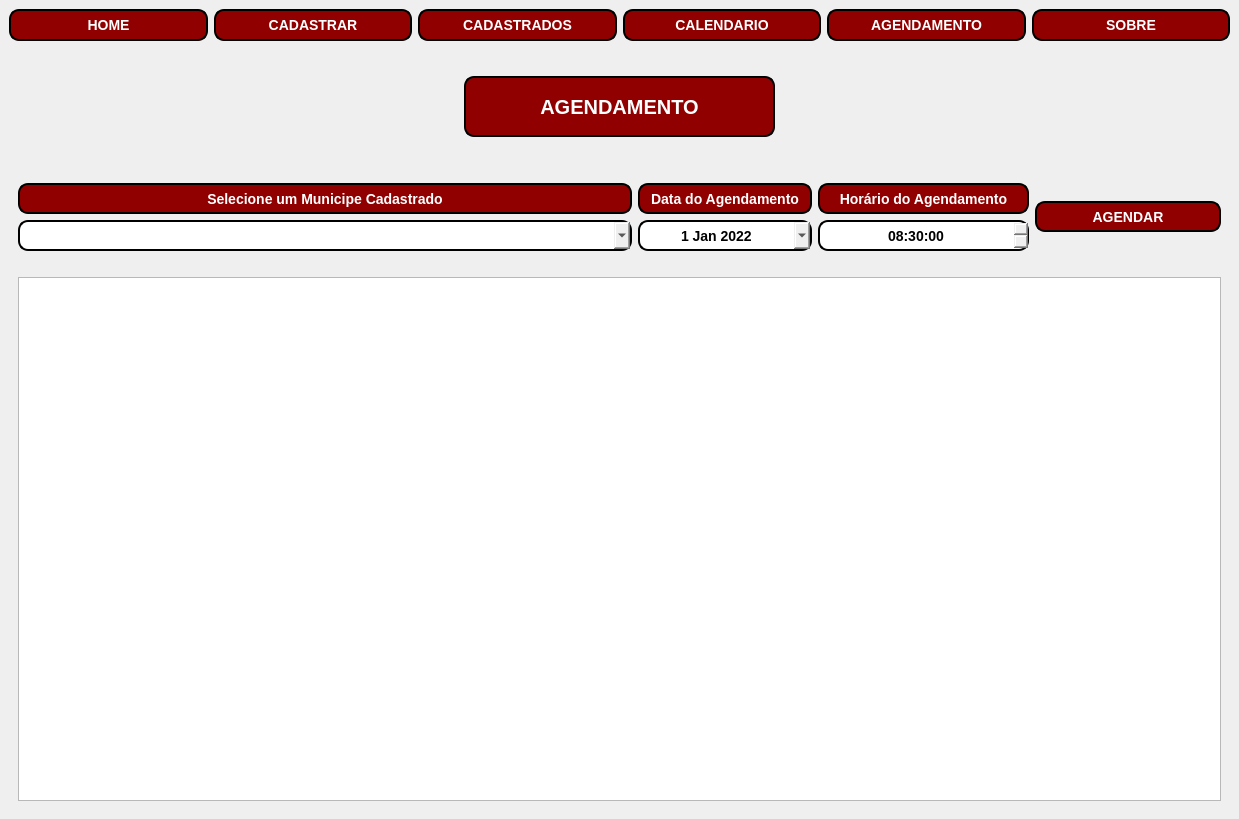
The window that MainWindow.ui (DouglasAVSantos/agendamentos) describes before a commit, drawn with Qt 5.
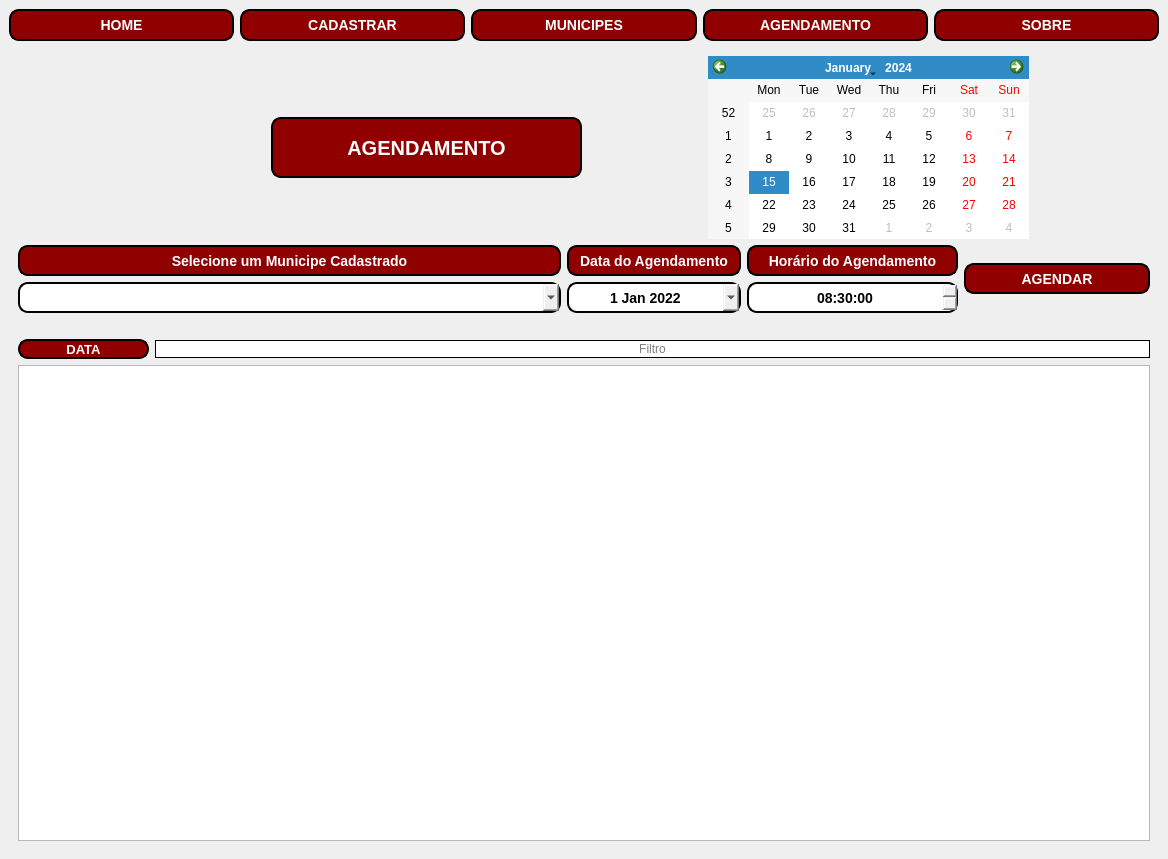
The same window after the commit. The open tabs and pages were chosen to show the change. Icons and pictures are not drawn.

```diff
--- a/MainWindow.ui
+++ b/MainWindow.ui
@@ -6,8 +6,8 @@
    <rect>
     <x>0</x>
     <y>0</y>
-    <width>1239</width>
-    <height>819</height>
+    <width>1168</width>
+    <height>859</height>
    </rect>
   </property>
   <property name="windowTitle">
@@ -18,7 +18,7 @@
     <normaloff>logo.png</normaloff>logo.png</iconset>
   </property>
   <widget class="QWidget" name="centralwidget">
-   <layout class="QHBoxLayout" name="horizontalLayout_27">
+   <layout class="QVBoxLayout" name="verticalLayout_13">
     <item>
      <layout class="QVBoxLayout" name="verticalLayout">
       <item>
@@ -139,47 +139,7 @@
 }</string>
           </property>
           <property name="text">
-           <string>CADASTRADOS</string>
-          </property>
-         </widget>
-        </item>
-        <item>
-         <widget class="QPushButton" name="btn_calendario">
-          <property name="minimumSize">
-           <size>
-            <width>186</width>
-            <height>0</height>
-           </size>
-          </property>
-          <property name="cursor">
-           <cursorShape>PointingHandCursor</cursorShape>
-          </property>
-          <property name="styleSheet">
-           <string notr="true">QPushButton {
-	color: rgb(255, 255, 255);
-    
-	background-color: rgb(144, 0, 0);
-    border-style: outset;
-    border-width: 2px;
-    border-radius: 10px;
-    border-color: black;
-    font: bold 14px;
-    min-width: 10em;
-    padding: 6px;
-}
-
-QPushButton:hover {
-	background-color: rgb(238, 238, 0);
-    border-style: inset;
-	color: rgb(0, 0, 0);
-}
-QPushButton:pressed {
-    background-color: red;
-    border-style: inset;
-}</string>
-          </property>
-          <property name="text">
-           <string>CALENDARIO</string>
+           <string>MUNICIPES</string>
           </property>
          </widget>
         </item>
@@ -747,20 +707,17 @@
          </layout>
         </widget>
         <widget class="QWidget" name="page_agendamento">
-         <layout class="QVBoxLayout" name="verticalLayout_18">
-          <item>
-           <layout class="QVBoxLayout" name="verticalLayout_13">
-            <item>
-             <widget class="QLabel" name="label_46">
-              <property name="text">
-               <string/>
-              </property>
-             </widget>
-            </item>
+         <layout class="QVBoxLayout" name="verticalLayout_6">
             <item>
              <layout class="QHBoxLayout" name="horizontalLayout_19">
               <item>
                <widget class="QLabel" name="label_45">
+              <property name="sizePolicy">
+               <sizepolicy hsizetype="Fixed" vsizetype="Fixed">
+                <horstretch>0</horstretch>
+                <verstretch>0</verstretch>
+               </sizepolicy>
+              </property>
                 <property name="text">
                  <string/>
                 </property>
@@ -808,34 +765,25 @@
                </widget>
               </item>
               <item>
-               <widget class="QLabel" name="label_48">
-                <property name="text">
-                 <string/>
-                </property>
-               </widget>
-              </item>
-             </layout>
-            </item>
-            <item>
-             <widget class="QLabel" name="label_47">
-              <property name="text">
-               <string/>
+             <widget class="QCalendarWidget" name="calendarWidget_2">
+              <property name="minimumSize">
+               <size>
+                <width>321</width>
+                <height>183</height>
+               </size>
+              </property>
+              <property name="maximumSize">
+               <size>
+                <width>321</width>
+                <height>183</height>
+               </size>
               </property>
              </widget>
             </item>
            </layout>
           </item>
           <item>
-           <layout class="QVBoxLayout" name="verticalLayout_17">
-            <item>
-             <widget class="QLabel" name="label_50">
-              <property name="text">
-               <string/>
-              </property>
-             </widget>
-            </item>
-            <item>
-             <layout class="QHBoxLayout" name="horizontalLayout_14">
+           <layout class="QHBoxLayout" name="horizontalLayout_27">
               <item>
                <layout class="QVBoxLayout" name="verticalLayout_8">
                 <item>
@@ -1123,9 +1071,88 @@
              </layout>
             </item>
             <item>
-             <widget class="QLabel" name="label_49">
+           <widget class="QLabel" name="label_50">
+            <property name="sizePolicy">
+             <sizepolicy hsizetype="Preferred" vsizetype="Preferred">
+              <horstretch>0</horstretch>
+              <verstretch>0</verstretch>
+             </sizepolicy>
+            </property>
               <property name="text">
                <string/>
+            </property>
+           </widget>
+          </item>
+          <item>
+           <layout class="QHBoxLayout" name="horizontalLayout_14">
+            <item>
+             <widget class="QLabel" name="label_72">
+              <property name="minimumSize">
+               <size>
+                <width>131</width>
+                <height>20</height>
+               </size>
+              </property>
+              <property name="maximumSize">
+               <size>
+                <width>131</width>
+                <height>20</height>
+               </size>
+              </property>
+              <property name="font">
+               <font>
+                <pointsize>10</pointsize>
+                <weight>75</weight>
+                <italic>false</italic>
+                <bold>true</bold>
+               </font>
+              </property>
+              <property name="styleSheet">
+               <string notr="true">QLabel {
+	color: rgb(255, 255, 255);
+    
+	background-color: rgb(144, 0, 0);
+    border-style: outset;
+    border-width: 2px;
+    border-radius: 10px;
+    border-color: black;
+}</string>
+              </property>
+              <property name="text">
+               <string>DATA</string>
+              </property>
+              <property name="alignment">
+               <set>Qt::AlignCenter</set>
+              </property>
+             </widget>
+            </item>
+            <item>
+             <widget class="QLineEdit" name="le_filtro_data">
+              <property name="minimumSize">
+               <size>
+                <width>132</width>
+                <height>0</height>
+               </size>
+              </property>
+              <property name="layoutDirection">
+               <enum>Qt::LeftToRight</enum>
+              </property>
+              <property name="styleSheet">
+               <string notr="true">QLineEdit{	
+	color: rgb(0, 0, 0);
+    border-style: outset;
+    border-width: 0.5px;
+    border-radius: 10px;
+    border-color: black;
+    min-width: 10em;
+}
+</string>
+              </property>
+              <property name="alignment">
+               <set>Qt::AlignCenter</set>
+              </property>
+              <property name="placeholderText">
+               <string>Filtro</string>
               </property>
              </widget>
             </item>
@@ -2457,29 +2484,6 @@
           </item>
          </layout>
         </widget>
-        <widget class="QWidget" name="page_calendario">
-         <layout class="QVBoxLayout" name="verticalLayout_6">
-          <item>
-           <widget class="QCalendarWidget" name="calendarWidget">
-            <property name="minimumSize">
-             <size>
-              <width>0</width>
-              <height>183</height>
-             </size>
-            </property>
-            <property name="maximumSize">
-             <size>
-              <width>16777215</width>
-              <height>183</height>
-             </size>
-            </property>
-           </widget>
-          </item>
-          <item>
-           <widget class="QTableView" name="tableView"/>
-          </item>
-         </layout>
-        </widget>
         <widget class="QWidget" name="page_sobre">
          <layout class="QVBoxLayout" name="verticalLayout_5">
           <item>
```
Left out of the diff: 4 changed lines with no effect on the pictures. Lines whose indentation alone changed are shown as unchanged.
